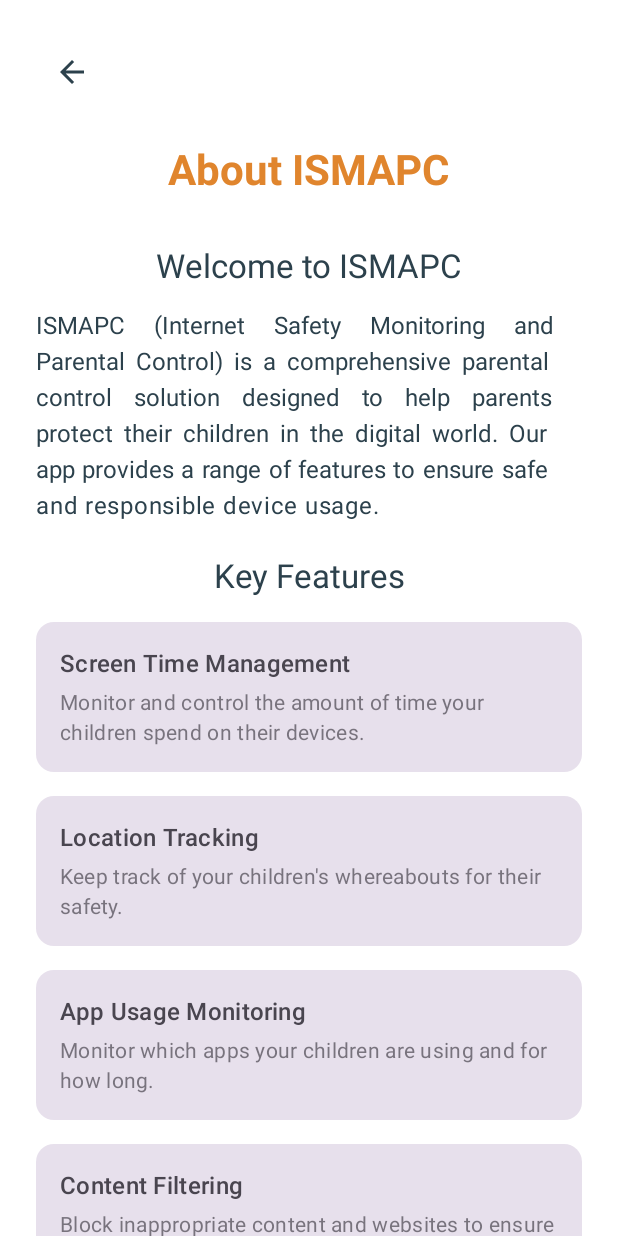
After one commit to lycadaniela/iSMAPC-android-app, an Android app built with Jetpack Compose: the InfoActivity screen opened directly, with no data from a screen before it, on a phone screen of 412 x 824 dp. The commit adds this screen. Run offline under Robolectric (Android 15) with nearby library versions, the phone set to English and light mode, and no system bars; 1 statement that could not run was skipped.

Commit message:
info page

```diff
--- a/app/src/main/AndroidManifest.xml
+++ b/app/src/main/AndroidManifest.xml
@@ -115,6 +115,12 @@
             android:theme="@style/Theme.ISMAPC" />
 
         <activity
+            android:name=".InfoActivity"
+            android:exported="false"
+            android:label="About ISMAPC"
+            android:theme="@style/Theme.ISMAPC" />
+
+        <activity
             android:name=".ChildDetailsActivity"
             android:exported="false"
             android:theme="@style/Theme.ISMAPC" />
--- /dev/null
+++ b/app/src/main/java/com/example/ismapc/InfoActivity.kt
@@ -0,0 +1,172 @@
+package com.example.ismapc
+
+import android.os.Bundle
+import androidx.activity.ComponentActivity
+import androidx.activity.compose.setContent
+import androidx.compose.foundation.layout.*
+import androidx.compose.foundation.rememberScrollState
+import androidx.compose.foundation.verticalScroll
+import androidx.compose.material.icons.Icons
+import androidx.compose.material.icons.filled.ArrowBack
+import androidx.compose.material3.*
+import androidx.compose.runtime.*
+import androidx.compose.ui.Alignment
+import androidx.compose.ui.Modifier
+import androidx.compose.ui.platform.LocalContext
+import androidx.compose.ui.text.font.FontWeight
+import androidx.compose.ui.text.style.TextAlign
+import androidx.compose.ui.unit.dp
+import com.example.ismapc.ui.theme.ISMAPCTheme
+
+class InfoActivity : ComponentActivity() {
+    override fun onCreate(savedInstanceState: Bundle?) {
+        super.onCreate(savedInstanceState)
+        setContent {
+            ISMAPCTheme {
+                Surface(
+                    modifier = Modifier.fillMaxSize(),
+                    color = MaterialTheme.colorScheme.background
+                ) {
+                    InfoScreen()
+                }
+            }
+        }
+    }
+}
+
+@OptIn(ExperimentalMaterial3Api::class)
+@Composable
+fun InfoScreen() {
+    val context = LocalContext.current
+
+    Column(
+        modifier = Modifier
+            .fillMaxSize()
+            .verticalScroll(rememberScrollState())
+            .padding(24.dp),
+        horizontalAlignment = Alignment.CenterHorizontally
+    ) {
+        // Back button row
+        Row(
+            modifier = Modifier.fillMaxWidth(),
+            horizontalArrangement = Arrangement.Start
+        ) {
+            IconButton(
+                onClick = { (context as? ComponentActivity)?.finish() }
+            ) {
+                Icon(
+                    imageVector = Icons.Default.ArrowBack,
+                    contentDescription = "Back",
+                    tint = MaterialTheme.colorScheme.onBackground
+                )
+            }
+        }
+
+        Spacer(modifier = Modifier.height(24.dp))
+
+        // Title
+        Text(
+            text = "About ISMAPC",
+            style = MaterialTheme.typography.headlineMedium.copy(
+                fontWeight = FontWeight.Bold
+            ),
+            color = MaterialTheme.colorScheme.primary
+        )
+
+        Spacer(modifier = Modifier.height(32.dp))
+
+        // App Description
+        Text(
+            text = "Welcome to ISMAPC",
+            style = MaterialTheme.typography.titleLarge,
+            color = MaterialTheme.colorScheme.onBackground
+        )
+
+        Spacer(modifier = Modifier.height(16.dp))
+
+        Text(
+            text = "ISMAPC (Internet Safety Monitoring and Parental Control) is a comprehensive parental control solution designed to help parents protect their children in the digital world. Our app provides a range of features to ensure safe and responsible device usage.",
+            style = MaterialTheme.typography.bodyLarge,
+            textAlign = TextAlign.Justify,
+            color = MaterialTheme.colorScheme.onBackground
+        )
+
+        Spacer(modifier = Modifier.height(24.dp))
+
+        // Key Features Section
+        Text(
+            text = "Key Features",
+            style = MaterialTheme.typography.titleLarge,
+            color = MaterialTheme.colorScheme.onBackground
+        )
+
+        Spacer(modifier = Modifier.height(16.dp))
+
+        // Feature List
+        Column(
+            modifier = Modifier.fillMaxWidth(),
+            verticalArrangement = Arrangement.spacedBy(16.dp)
+        ) {
+            FeatureItem(
+                title = "Screen Time Management",
+                description = "Monitor and control the amount of time your children spend on their devices."
+            )
+            FeatureItem(
+                title = "Location Tracking",
+                description = "Keep track of your children's whereabouts for their safety."
+            )
+            FeatureItem(
+                title = "App Usage Monitoring",
+                description = "Monitor which apps your children are using and for how long."
+            )
+            FeatureItem(
+                title = "Content Filtering",
+                description = "Block inappropriate content and websites to ensure safe browsing."
+            )
+            FeatureItem(
+                title = "Device Locking",
+                description = "Remotely lock your children's devices when needed."
+            )
+        }
+
+        Spacer(modifier = Modifier.height(32.dp))
+
+        // Version Info
+        Text(
+            text = "Version 1.0.0",
+            style = MaterialTheme.typography.bodyMedium,
+            color = MaterialTheme.colorScheme.onBackground.copy(alpha = 0.7f)
+        )
+    }
+}
+
+@Composable
+fun FeatureItem(
+    title: String,
+    description: String
+) {
+    Card(
+        modifier = Modifier.fillMaxWidth(),
+        colors = CardDefaults.cardColors(
+            containerColor = MaterialTheme.colorScheme.surfaceVariant
+        )
+    ) {
+        Column(
+            modifier = Modifier
+                .fillMaxWidth()
+                .padding(16.dp)
+        ) {
+            Text(
+                text = title,
+                style = MaterialTheme.typography.titleMedium,
+                color = MaterialTheme.colorScheme.onSurfaceVariant
+            )
+            Spacer(modifier = Modifier.height(4.dp))
+            Text(
+                text = description,
+                style = MaterialTheme.typography.bodyMedium,
+                color = MaterialTheme.colorScheme.onSurfaceVariant.copy(alpha = 0.7f)
+            )
+        }
+    }
+}
--- a/app/src/main/java/com/example/ismapc/LoginActivity.kt
+++ b/app/src/main/java/com/example/ismapc/LoginActivity.kt
@@ -411,8 +411,8 @@ fun LoginScreen(
                     shape = RoundedCornerShape(topStart = 24.dp, bottomStart = 24.dp)
                 )
                 .clickable {
-                    // TODO: Add info dialog or navigation
-                    Toast.makeText(context, "Info about the app", Toast.LENGTH_SHORT).show()
+                    val intent = Intent(context, InfoActivity::class.java)
+                    context.startActivity(intent)
                 },
             contentAlignment = Alignment.Center
         ) {
--- a/app/src/main/java/com/example/ismapc/MainActivity.kt
+++ b/app/src/main/java/com/example/ismapc/MainActivity.kt
@@ -668,7 +668,10 @@ fun ParentMainScreen(onLogout: () -> Unit) {
                                                 color = Color.White,
                                                 shape = RoundedCornerShape(topEnd = 24.dp, bottomEnd = 24.dp)
                                             )
-                                            .clickable { /* TODO: Handle info click */ },
+                                            .clickable {
+                                                val intent = Intent(context, InfoActivity::class.java)
+                                                context.startActivity(intent)
+                                            },
                                         contentAlignment = Alignment.Center
                                     ) {
                                         Icon(
```
